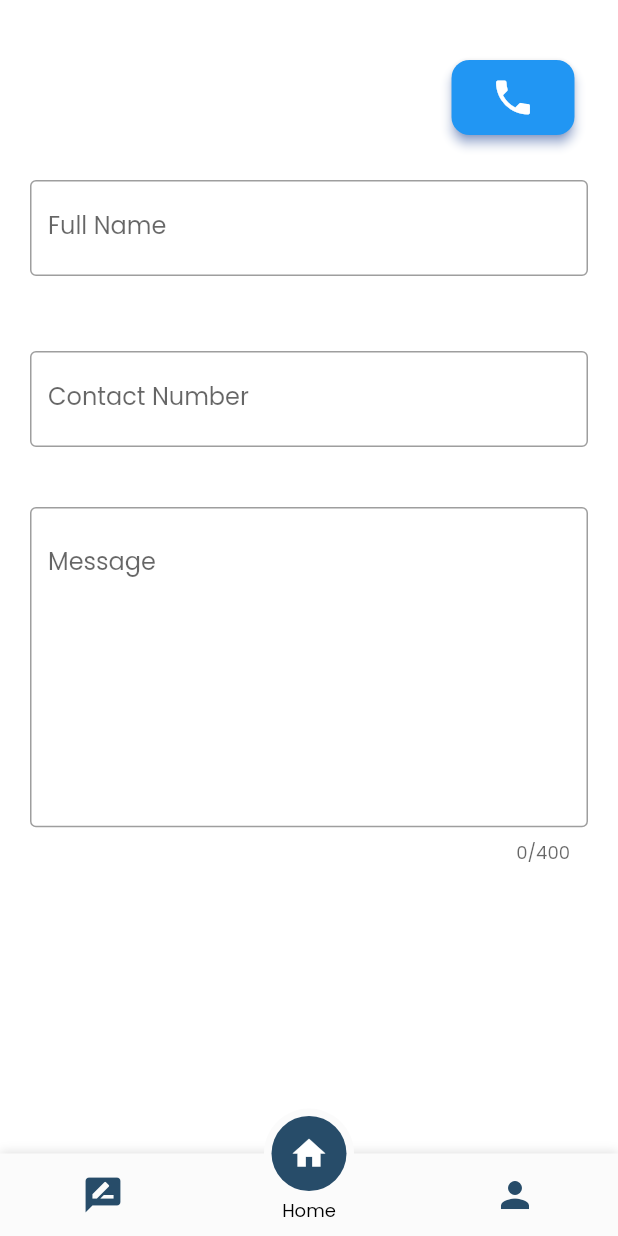
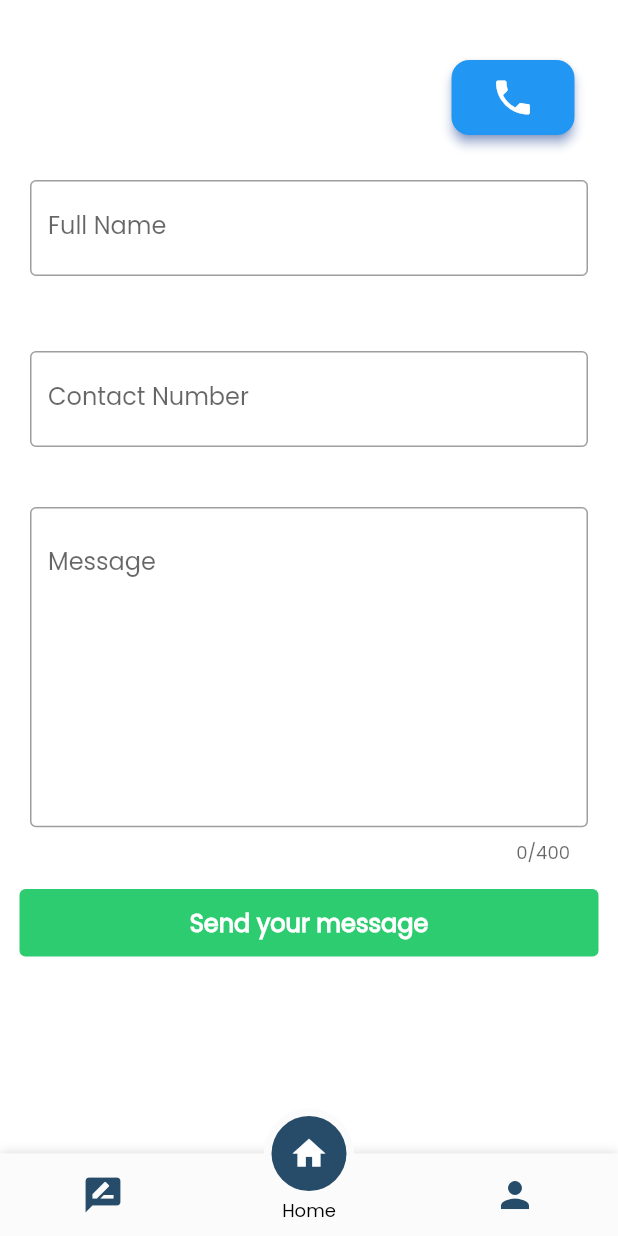
Before and after one commit to sait1801/resortdemoapp, a Flutter app: the ForumView screen opened directly, on a phone screen of 412 x 824 dp. Run offline on Flutter 3.47's test engine with Material 2 defaults, Android fonts, the phone set to English and light mode, and no system bars; drawn by our look-alikes of motion_tab_bar_v2; our stand-ins replace cloud_firestore, firebase_auth, firebase_core, flutter_clean_architecture, page_transition, permission_handler and 1 more; accounts and stored records are empty.

Commit message:
Please enter the commit message for your changes. Lines starting

```diff
--- a/resortdemo/lib/src/app/forum/forum_controller.dart
+++ b/resortdemo/lib/src/app/forum/forum_controller.dart
@@ -1,28 +1,23 @@
 import 'package:flutter/material.dart';
 import 'package:flutter_clean_architecture/flutter_clean_architecture.dart';
 import 'package:resortdemo/src/app/forum/forum_presenter.dart';
-import 'package:resortdemo/src/domain/entities/reservation.dart';
+import 'package:resortdemo/src/domain/entities/message.dart';
+import 'package:resortdemo/src/domain/repositories/message_repository.dart';
 import 'package:resortdemo/src/domain/repositories/reservation_repository.dart';
 
 class ForumController extends Controller {
   final ForumPresenter _presenter;
 
   ForumController(
-    ReservationRepository reservationRepository,
-  ) : _presenter = ForumPresenter(reservationRepository);
+    MessageRepository messageRepository,
+  ) : _presenter = ForumPresenter(messageRepository);
 
-  late TextEditingController controller1;
-  late TextEditingController controller2;
-  late TextEditingController controller3;
   late String contactNumber;
-  late String email;
+  late String name;
+  late String forumMessage;
 
   @override
   void onInitState() {
-    controller1 = TextEditingController();
-    controller2 = TextEditingController();
-    controller3 = TextEditingController();
-
     super.onInitState();
   }
 
@@ -33,7 +28,20 @@ class ForumController extends Controller {
   }
 
   @override
-  void initListeners() {}
+  void initListeners() {
+    _presenter.createMessageOnComplete = () {
+      print("Message is created");
+      refreshUI();
+    };
+
+    _presenter.createMessageOnError = () {
+      print("BURAYA PRIMARY POP UP YAZ");
+    };
+  }
+
+  void createMessage(Message message) {
+    _presenter.createMessage(message);
+  }
 
   void refreshScreeen() {
     refreshUI();
--- a/resortdemo/lib/src/app/forum/forum_presenter.dart
+++ b/resortdemo/lib/src/app/forum/forum_presenter.dart
@@ -1,28 +1,43 @@
-import 'package:resortdemo/src/domain/entities/reservation.dart';
-import 'package:resortdemo/src/domain/repositories/reservation_repository.dart';
-import 'package:resortdemo/src/domain/usecases/create_reservation.dart';
-import 'package:resortdemo/src/domain/usecases/delete_reservation.dart';
-import 'package:resortdemo/src/domain/usecases/get_reservations.dart';
-import 'package:resortdemo/src/domain/usecases/update_reservation.dart';
+import 'package:resortdemo/src/domain/entities/message.dart';
+import 'package:resortdemo/src/domain/repositories/message_repository.dart';
+import 'package:resortdemo/src/domain/usecases/create_message.dart';
 import 'package:flutter_clean_architecture/flutter_clean_architecture.dart';
 
 class ForumPresenter extends Presenter {
-  final GetReservations _getReservations;
-  final CreateReservation _createReservation;
-  final CancelReservation _cancelReservation;
-  final UpdateReservation _updateReservation;
+  late Function createMessageOnComplete;
+  late Function createMessageOnError;
 
-  ForumPresenter(ReservationRepository _reservationRepository)
-      : _getReservations = GetReservations(_reservationRepository),
-        _cancelReservation = CancelReservation(_reservationRepository),
-        _updateReservation = UpdateReservation(_reservationRepository),
-        _createReservation = CreateReservation(_reservationRepository);
+  final CreateMessage _createMessage;
+
+  ForumPresenter(MessageRepository _messageRepository)
+      : _createMessage = CreateMessage(_messageRepository);
 
   @override
   void dispose() {
-    _getReservations.dispose();
-    _updateReservation.dispose();
-    _createReservation.dispose();
-    _cancelReservation.dispose();
+    _createMessage.dispose();
+  }
+
+  void createMessage(Message message) {
+    _createMessage.execute(
+        _CreateMessagesObserver(this), CreateMessageParams(message));
   }
 }
+
+class _CreateMessagesObserver extends Observer<List<Message>> {
+  final ForumPresenter _presenter;
+
+  _CreateMessagesObserver(this._presenter);
+
+  @override
+  void onComplete() {
+    _presenter.createMessageOnComplete();
+  }
+
+  @override
+  void onError(e) {
+    _presenter.createMessageOnError(e);
+  }
+
+  @override
+  void onNext(void response) {}
+}
--- a/resortdemo/lib/src/app/forum/forum_view.dart
+++ b/resortdemo/lib/src/app/forum/forum_view.dart
@@ -1,3 +1,5 @@
+// ignore_for_file: prefer_const_constructors
+
 import 'package:flutter/cupertino.dart';
 import 'package:flutter/material.dart';
 import 'package:flutter_clean_architecture/flutter_clean_architecture.dart';
@@ -5,13 +7,16 @@ import 'package:resortdemo/src/app/forum/forum_controller.dart';
 import 'package:resortdemo/src/data/data_reservation_repository.dart';
 import 'package:resortdemo/src/app/home/widgets/bottom_nav_bar.dart';
 
+import '../../data/data_message_repository.dart';
+import '../home/widgets/primary_button.dart';
+
 class ForumView extends View {
   static const routeName = '/forum';
   @override
   // ignore: no_logic_in_create_state
   State<StatefulWidget> createState() => _ForumViewState(
         ForumController(
-          DataReservationRepository(),
+          DataMessageRepository(),
         ),
       );
 }
@@ -66,13 +71,19 @@ class _ForumViewState extends ViewState<ForumView, ForumController>
           ),
           Padding(
             padding: EdgeInsets.fromLTRB(20, 10, 20, 20),
-            child: TextField(
+            child: ControlledWidgetBuilder<ForumController>(
+                builder: (context, controller) {
+              return TextField(
+                onChanged: (text) {
+                  controller.name = text;
+                },
                 decoration: InputDecoration(
                   border: OutlineInputBorder(),
                   labelText: 'Full Name',
                   hintText: 'Enter your name',
                 ),
-            ),
+              );
+            }),
           ),
           Padding(
             padding: EdgeInsets.fromLTRB(20, 30, 20, 20),
@@ -94,7 +105,12 @@ class _ForumViewState extends ViewState<ForumView, ForumController>
             width: MediaQuery.of(context).size.width,
             height: MediaQuery.of(context).size.width / 3 * 2,
             padding: EdgeInsets.all(20),
-            child: TextField(
+            child: ControlledWidgetBuilder<ForumController>(
+                builder: (context, controller) {
+              return TextField(
+                onChanged: (text) {
+                  controller.forumMessage = text;
+                },
                 textAlignVertical: TextAlignVertical.top,
                 maxLength: 400,
                 expands: true,
@@ -105,8 +121,17 @@ class _ForumViewState extends ViewState<ForumView, ForumController>
                   hintText: 'Type your Message',
                   alignLabelWithHint: true,
                 ),
+              );
+            }),
           ),
-          )
+          primaryButton(
+            Color(0xff2ECC71),
+            Colors.white,
+            () => print("Hello"),
+            "Send your message",
+            null,
+            MediaQuery.of(context).size,
+          ),
         ],
       ),
     );
--- /dev/null
+++ b/resortdemo/lib/src/data/data_message_repository.dart
@@ -0,0 +1,31 @@
+import 'package:cloud_firestore/cloud_firestore.dart';
+import 'package:firebase_auth/firebase_auth.dart';
+import 'package:firebase_core/firebase_core.dart';
+import 'package:resortdemo/src/domain/entities/message.dart';
+import 'package:resortdemo/src/domain/repositories/message_repository.dart';
+
+class DataMessageRepository implements MessageRepository {
+  static final _instance = DataMessageRepository._internal();
+  DataMessageRepository._internal();
+  factory DataMessageRepository() => _instance;
+
+  static final FirebaseFirestore firestore = FirebaseFirestore.instance;
+  CollectionReference userReferance =
+      FirebaseFirestore.instance.collection("user");
+
+  CollectionReference reservationReference =
+      FirebaseFirestore.instance.collection("reservations");
+
+  String? userId;
+  List<Message> messages = [];
+
+  @override
+  Future<void> createMessage(Message message) async {
+    try {
+      messages.add(message);
+    } catch (e) {
+      print(e);
+      rethrow;
+    }
+  }
+}
--- /dev/null
+++ b/resortdemo/lib/src/domain/entities/message.dart
@@ -0,0 +1,28 @@
+class Message {
+  final String id;
+  final String fullName;
+  final String contactNumber;
+  final String forumMessage;
+
+  Message(
+    this.id,
+    this.fullName,
+    this.contactNumber,
+    this.forumMessage,
+  );
+
+  Message.fromMap(Map<String, dynamic> data, String id)
+      : id = id,
+        fullName = data['fullName'],
+        contactNumber = data['contactNumber'],
+        forumMessage = data['forumMessage'];
+
+  Message.fromMessage(Message message)
+      : id = message.id,
+        fullName = message.fullName,
+        contactNumber = message.contactNumber,
+        forumMessage = message.forumMessage;
+
+  @override
+  String toString() => '$id, $fullName, $contactNumber, $forumMessage';
+}
--- /dev/null
+++ b/resortdemo/lib/src/domain/repositories/message_repository.dart
@@ -0,0 +1,5 @@
+import '../entities/message.dart';
+
+abstract class MessageRepository {
+  Future<void> createMessage(Message message);
+}
```
Also changed, not shown: resortdemo/lib/src/domain/usecases/create_message.dart (added, +32 -0 lines). Lines whose indentation alone changed are shown as unchanged.
